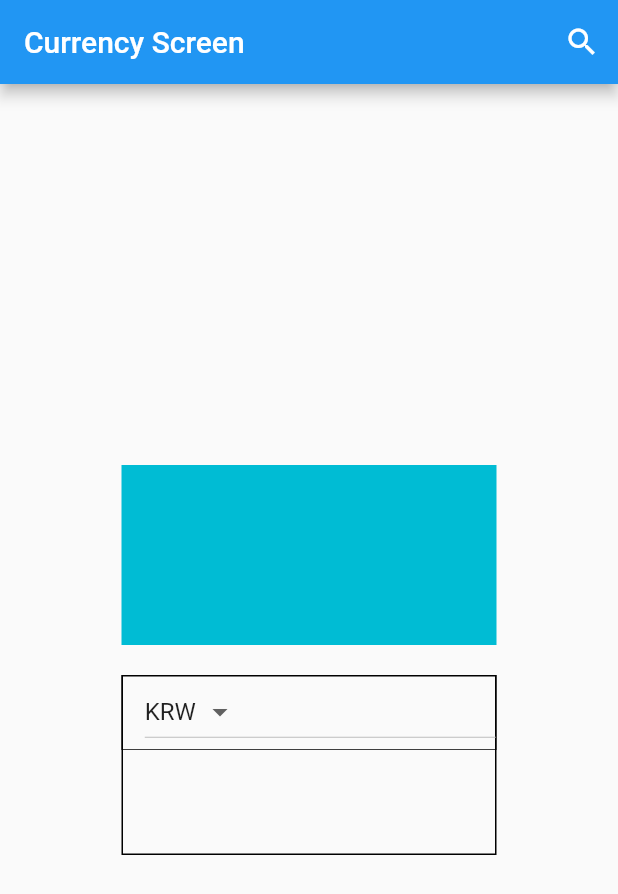
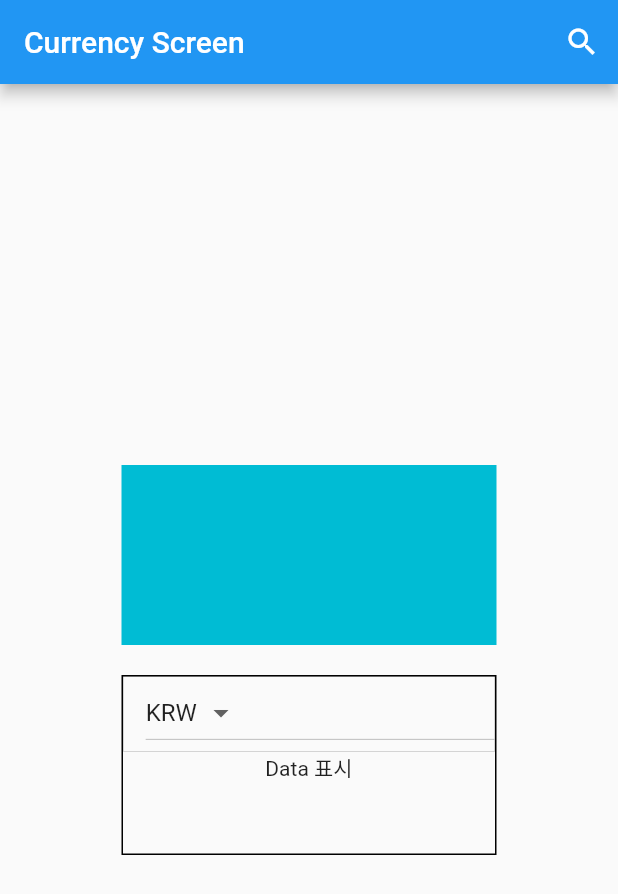
Before and after one commit to wyongjae/currency_info_app_practice, a Flutter app: the screen it shows after launch, on a phone screen of 412 x 824 dp. Shown: the top 894 px of the screen. Run offline on Flutter 3.47's test engine with Material 2 defaults, Android fonts, the phone set to English and light mode, and no system bars; our stand-ins replace freezed_annotation; generated files the repository leaves out were written again.

Commit message:
Feat: dropdownButton in currency_screen but not working

```diff
--- a/lib/presentation/currency_add_screen/currency_add_view_model.dart
+++ b/lib/presentation/currency_add_screen/currency_add_view_model.dart
@@ -192,7 +192,6 @@ class CurrencyAddViewModel with ChangeNotifier {
       .map((e) => ConversionRate(
             nation: e.key,
             rate: e.value,
-            currency: e.value * 1000,
           ))
       .toList();
 
--- a/lib/presentation/currency_screen/currency_screen.dart
+++ b/lib/presentation/currency_screen/currency_screen.dart
@@ -14,6 +14,7 @@ class _CurrencyScreenState extends State<CurrencyScreen> {
   @override
   Widget build(BuildContext context) {
     final addViewModel = context.watch<CurrencyAddViewModel>();
+    var firstValue = addViewModel.conversionRates.first;
 
     return Scaffold(
       appBar: AppBar(
@@ -42,8 +43,6 @@ class _CurrencyScreenState extends State<CurrencyScreen> {
               color: Colors.cyan,
             ),
             const SizedBox(height: 20),
-            Stack(
-              children: [
             Container(
               width: 250,
               height: 120,
@@ -53,33 +52,37 @@ class _CurrencyScreenState extends State<CurrencyScreen> {
                   color: Colors.black,
                 ),
               ),
-                ),
+              child: Column(
+                children: [
                   Container(
                     padding: const EdgeInsets.only(left: 15),
                     width: 250,
                     height: 50,
                     decoration: BoxDecoration(
                       border: Border.all(
-                      width: 0.5,
+                        width: 0.1,
                         color: Colors.black,
                       ),
                     ),
-                  child: DropdownButton(
-                    value: addViewModel.conversionRates.first,
-                    items: addViewModel.conversionRates.map((value) {
+                    child: DropdownButton<ConversionRate>(
+                      value: firstValue,
+                      items: addViewModel.conversionRates
+                          .map<DropdownMenuItem<ConversionRate>>((value) {
                         return DropdownMenuItem(
                           value: value,
                           child: Text(value.nation),
                         );
                       }).toList(),
-                    onChanged: (dynamic value) {
+                      onChanged: (ConversionRate? value) {
                         setState(() {
-                        value = value;
+                          firstValue = value!;
                         });
                       },
                     ),
                   ),
+                  const Text('Data 표시'),
                 ],
+              ),
             ),
           ],
         ),
```
Also changed, not shown: 1 other file. Lines whose indentation alone changed are shown as unchanged.
